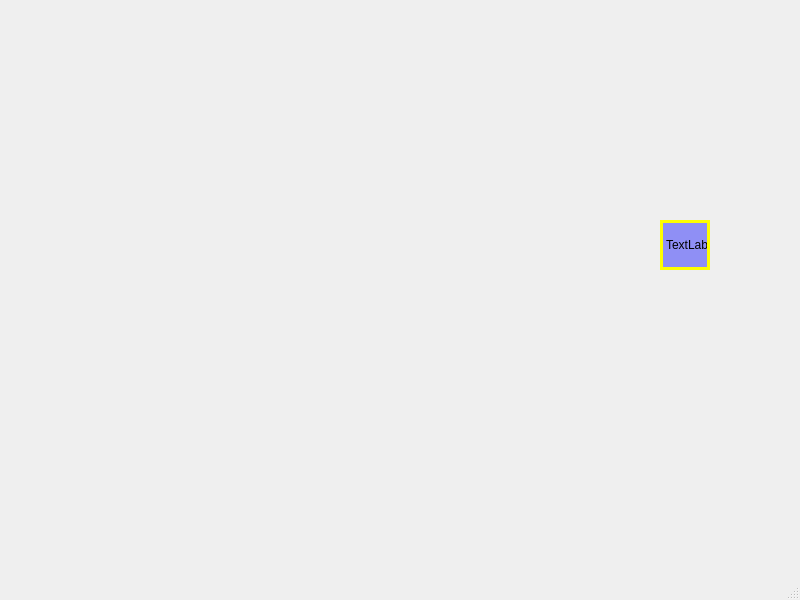
Old version of the form UI/draughtsboard.ui in the repository nzpznk/draughts_online.
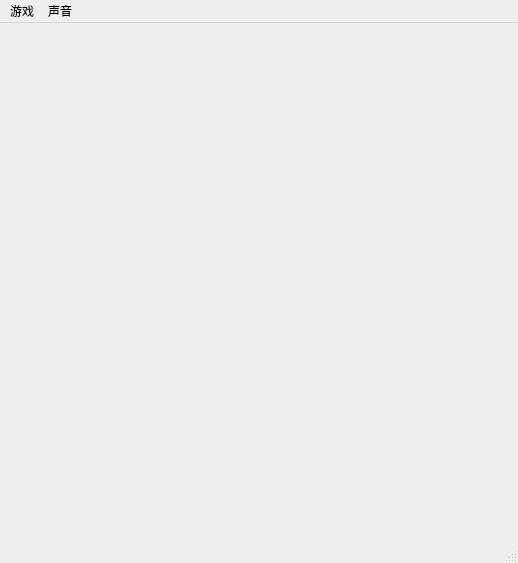
New version of the form. Icons and pictures are not drawn.

```diff
--- a/UI/draughtsboard.ui
+++ b/UI/draughtsboard.ui
@@ -6,29 +6,41 @@
    <rect>
     <x>0</x>
     <y>0</y>
-    <width>800</width>
-    <height>600</height>
+    <width>518</width>
+    <height>563</height>
    </rect>
   </property>
+  <property name="sizePolicy">
+   <sizepolicy hsizetype="Fixed" vsizetype="Fixed">
+    <horstretch>0</horstretch>
+    <verstretch>0</verstretch>
+   </sizepolicy>
+  </property>
   <property name="windowTitle">
    <string>MainWindow</string>
   </property>
   <widget class="QWidget" name="centralwidget">
+   <layout class="QHBoxLayout" name="horizontalLayout_2">
+    <item>
    <widget class="QWidget" name="board" native="true">
-    <property name="geometry">
-     <rect>
-      <x>110</x>
-      <y>20</y>
-      <width>500</width>
-      <height>500</height>
-     </rect>
-    </property>
     <property name="sizePolicy">
      <sizepolicy hsizetype="Fixed" vsizetype="Fixed">
       <horstretch>0</horstretch>
       <verstretch>0</verstretch>
      </sizepolicy>
     </property>
+      <property name="minimumSize">
+       <size>
+        <width>500</width>
+        <height>500</height>
+       </size>
+      </property>
+      <property name="maximumSize">
+       <size>
+        <width>500</width>
+        <height>500</height>
+       </size>
+      </property>
     <property name="styleSheet">
      <string notr="true">#board {
 	background-image: url(:/picture/resources/background.png);
@@ -59,35 +71,33 @@
      </item>
     </layout>
    </widget>
-   <widget class="QLabel" name="label">
-    <property name="geometry">
-     <rect>
-      <x>660</x>
-      <y>220</y>
-      <width>50</width>
-      <height>50</height>
-     </rect>
-    </property>
-    <property name="styleSheet">
-     <string notr="true">#label {
-	border: 3px solid rgb(255, 255, 0);
-	background-color: rgba(0, 0, 255, 0.4);
-}</string>
-    </property>
-    <property name="text">
-     <string>TextLabel</string>
-    </property>
-   </widget>
+    </item>
+   </layout>
   </widget>
   <widget class="QMenuBar" name="menubar">
    <property name="geometry">
     <rect>
      <x>0</x>
      <y>0</y>
-     <width>800</width>
+     <width>518</width>
      <height>23</height>
     </rect>
    </property>
+   <widget class="QMenu" name="menu">
+    <property name="title">
+     <string>游戏</string>
+    </property>
+    <addaction name="draw_request"/>
+    <addaction name="giveup"/>
+   </widget>
+   <widget class="QMenu" name="menu_2">
+    <property name="title">
+     <string>声音</string>
+    </property>
+    <addaction name="sound"/>
+   </widget>
+   <addaction name="menu"/>
+   <addaction name="menu_2"/>
   </widget>
   <widget class="QStatusBar" name="statusbar"/>
  </widget>
```
Left out of the diff: 21 changed lines with no effect on the pictures. Lines whose indentation alone changed are shown as unchanged.
